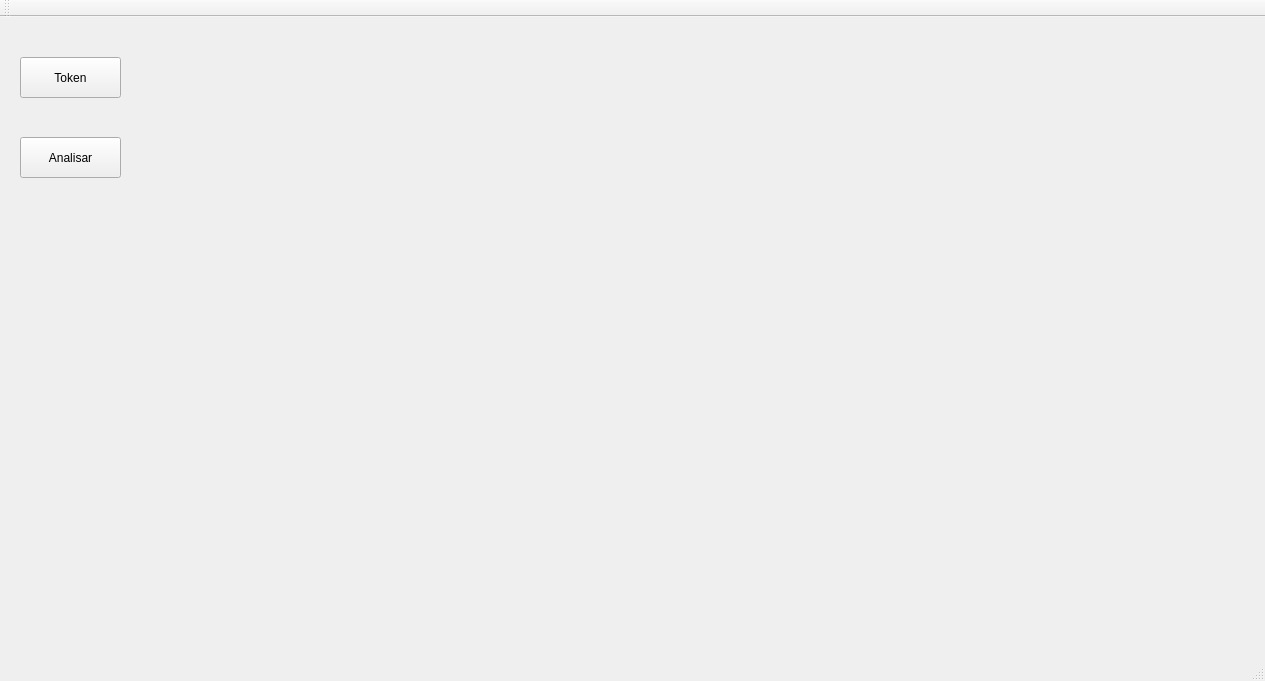
The window that 04-Analisador-Lexico/mainwindow.ui (FeBarbosa/Compiladores) describes before a commit, drawn with Qt 5.
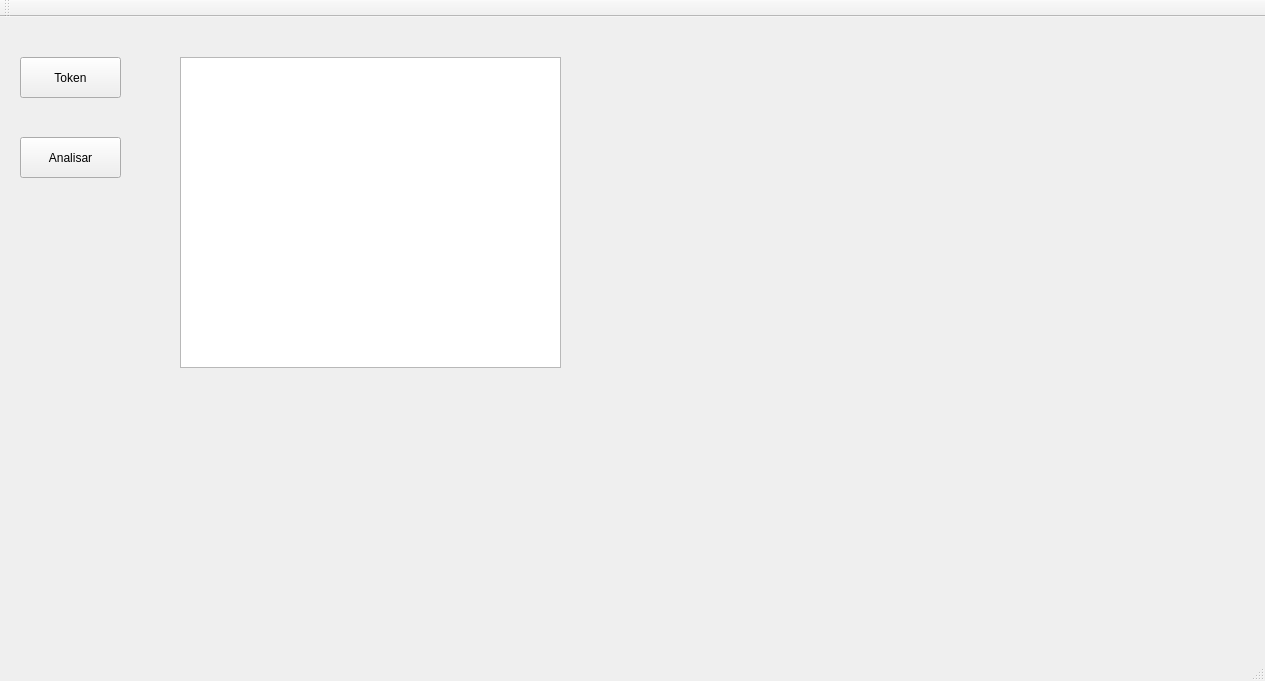
The same window after the commit.

```diff
--- a/04-Analisador-Lexico/mainwindow.ui
+++ b/04-Analisador-Lexico/mainwindow.ui
@@ -40,6 +40,16 @@
      <string>Analisar</string>
     </property>
    </widget>
+   <widget class="QTextEdit" name="textEdit">
+    <property name="geometry">
+     <rect>
+      <x>180</x>
+      <y>40</y>
+      <width>381</width>
+      <height>311</height>
+     </rect>
+    </property>
+   </widget>
   </widget>
   <widget class="QMenuBar" name="menuBar">
    <property name="geometry">
```
Left out of the diff: 5 changed lines with no effect on the pictures.
